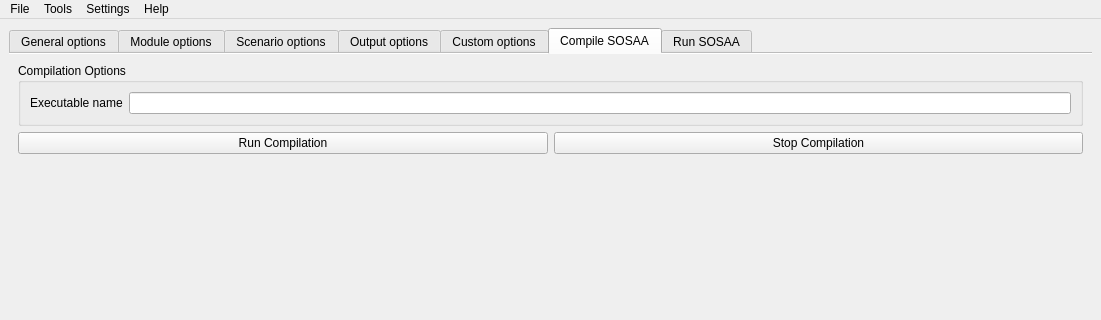
This is sosaa_gui/layouts/gui.ui in juntyr/sosaa-gui as Qt 5 draws it before an edit; both pictures show x 0 to 1101 and y 0 to 320 of the 1101 by 1073 pixel window. The edited form follows.
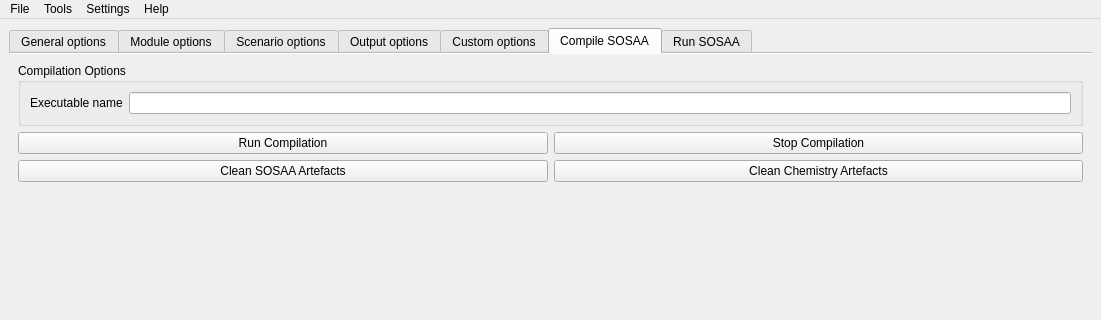
This is the edited form. The open tabs and pages were chosen to show the change.

Commit message: Added simple about gui

The edit to the form file:
```diff
--- a/sosaa_gui/layouts/gui.ui
+++ b/sosaa_gui/layouts/gui.ui
@@ -2390,21 +2390,35 @@
          </widget>
         </item>
         <item>
-         <layout class="QHBoxLayout" name="horizontalLayout_4">
-          <item>
-           <widget class="QPushButton" name="compile_start">
-            <property name="text">
-             <string>Run Compilation</string>
-            </property>
-           </widget>
-          </item>
-          <item>
+         <layout class="QGridLayout" name="horizontalLayout_4">
+          <item row="0" column="1">
            <widget class="QPushButton" name="compile_stop">
             <property name="text">
              <string>Stop Compilation</string>
             </property>
            </widget>
           </item>
+          <item row="0" column="0">
+           <widget class="QPushButton" name="compile_start">
+            <property name="text">
+             <string>Run Compilation</string>
+            </property>
+           </widget>
+          </item>
+          <item row="1" column="0">
+           <widget class="QPushButton" name="compile_clean">
+            <property name="text">
+             <string>Clean SOSAA Artefacts</string>
+            </property>
+           </widget>
+          </item>
+          <item row="1" column="1">
+           <widget class="QPushButton" name="compile_cleanchem">
+            <property name="text">
+             <string>Clean Chemistry Artefacts</string>
+            </property>
+           </widget>
+          </item>
          </layout>
         </item>
         <item>
```
Left out of the diff: 14 changed lines with no effect on the pictures. The commit also changes 1 other file.
